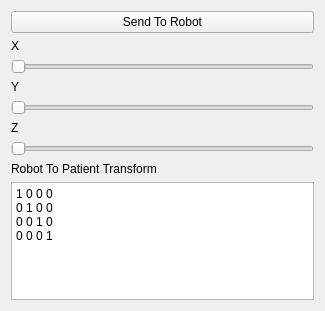
The window that Slicer_Extension/CIS2_Extension/load_robot/Resources/UI/load_robot.ui (TylerLehrfeld/robot_control_code) describes before a commit, drawn with Qt 5.
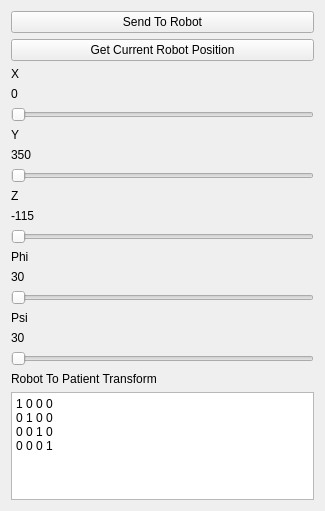
The same window after the commit. Custom widgets are drawn as their Qt base class.

Diff of the .ui file:
```diff
--- a/Slicer_Extension/CIS2_Extension/load_robot/Resources/UI/load_robot.ui
+++ b/Slicer_Extension/CIS2_Extension/load_robot/Resources/UI/load_robot.ui
@@ -7,7 +7,7 @@
     <x>0</x>
     <y>0</y>
     <width>325</width>
-    <height>311</height>
+    <height>511</height>
    </rect>
   </property>
   <layout class="QVBoxLayout" name="verticalLayout">
@@ -19,12 +19,26 @@
     </widget>
    </item>
    <item>
-    <widget class="QLabel" name="label">
+    <widget class="QPushButton" name="pushButton_2">
+     <property name="text">
+      <string>Get Current Robot Position</string>
+     </property>
+    </widget>
+   </item>
+   <item>
+    <widget class="QLabel" name="X">
      <property name="text">
       <string>X</string>
      </property>
     </widget>
    </item>
+   <item>
+    <widget class="QLabel" name="x_val">
+     <property name="text">
+      <string>0</string>
+     </property>
+    </widget>
+   </item>
    <item>
     <widget class="QSlider" name="X_Slider">
      <property name="orientation">
@@ -33,12 +47,19 @@
     </widget>
    </item>
    <item>
-    <widget class="QLabel" name="label_2">
+    <widget class="QLabel" name="Y">
      <property name="text">
       <string>Y</string>
      </property>
     </widget>
    </item>
+   <item>
+    <widget class="QLabel" name="y_val">
+     <property name="text">
+      <string>350</string>
+     </property>
+    </widget>
+   </item>
    <item>
     <widget class="QSlider" name="Y_Slider">
      <property name="orientation">
@@ -47,12 +68,19 @@
     </widget>
    </item>
    <item>
-    <widget class="QLabel" name="label_3">
+    <widget class="QLabel" name="Z">
      <property name="text">
       <string>Z</string>
      </property>
     </widget>
    </item>
+   <item>
+    <widget class="QLabel" name="z_val">
+     <property name="text">
+      <string>-115</string>
+     </property>
+    </widget>
+   </item>
    <item>
     <widget class="QSlider" name="Z_Slider">
      <property name="orientation">
@@ -60,9 +88,51 @@
      </property>
     </widget>
    </item>
+   <item>
+    <widget class="QLabel" name="label">
+     <property name="text">
+      <string>Phi</string>
+     </property>
+    </widget>
+   </item>
+   <item>
+    <widget class="QLabel" name="label_3">
+     <property name="text">
+      <string>30</string>
+     </property>
+    </widget>
+   </item>
+   <item>
+    <widget class="QSlider" name="horizontalSlider">
+     <property name="orientation">
+      <enum>Qt::Horizontal</enum>
+     </property>
+    </widget>
+   </item>
+   <item>
+    <widget class="QLabel" name="label_2">
+     <property name="text">
+      <string>Psi</string>
+     </property>
+    </widget>
+   </item>
    <item>
     <widget class="QLabel" name="label_4">
      <property name="text">
+      <string>30</string>
+     </property>
+    </widget>
+   </item>
+   <item>
+    <widget class="QSlider" name="horizontalSlider_2">
+     <property name="orientation">
+      <enum>Qt::Horizontal</enum>
+     </property>
+    </widget>
+   </item>
+   <item>
+    <widget class="QLabel" name="robot_to_pat">
+     <property name="text">
       <string>Robot To Patient Transform</string>
      </property>
     </widget>
@@ -73,11 +143,11 @@
       <string>&lt;!DOCTYPE HTML PUBLIC &quot;-//W3C//DTD HTML 4.0//EN&quot; &quot;http://www.w3.org/TR/REC-html40/strict.dtd&quot;&gt;
 &lt;html&gt;&lt;head&gt;&lt;meta name=&quot;qrichtext&quot; content=&quot;1&quot; /&gt;&lt;style type=&quot;text/css&quot;&gt;
 p, li { white-space: pre-wrap; }
-&lt;/style&gt;&lt;/head&gt;&lt;body style=&quot; font-family:'Sans Serif'; font-size:9pt; font-weight:400; font-style:normal;&quot;&gt;
-&lt;p style=&quot; margin-top:0px; margin-bottom:0px; margin-left:0px; margin-right:0px; -qt-block-indent:0; text-indent:0px;&quot;&gt;1 0 0 0&lt;/p&gt;
-&lt;p style=&quot; margin-top:0px; margin-bottom:0px; margin-left:0px; margin-right:0px; -qt-block-indent:0; text-indent:0px;&quot;&gt;0 1 0 0&lt;/p&gt;
-&lt;p style=&quot; margin-top:0px; margin-bottom:0px; margin-left:0px; margin-right:0px; -qt-block-indent:0; text-indent:0px;&quot;&gt;0 0 1 0&lt;/p&gt;
-&lt;p style=&quot; margin-top:0px; margin-bottom:0px; margin-left:0px; margin-right:0px; -qt-block-indent:0; text-indent:0px;&quot;&gt;0 0 0 1&lt;/p&gt;&lt;/body&gt;&lt;/html&gt;</string>
+&lt;/style&gt;&lt;/head&gt;&lt;body style=&quot; font-family:'MS Shell Dlg 2'; font-size:8pt; font-weight:400; font-style:normal;&quot;&gt;
+&lt;p style=&quot; margin-top:0px; margin-bottom:0px; margin-left:0px; margin-right:0px; -qt-block-indent:0; text-indent:0px;&quot;&gt;&lt;span style=&quot; font-family:'Sans Serif'; font-size:9pt;&quot;&gt;1 0 0 0&lt;/span&gt;&lt;/p&gt;
+&lt;p style=&quot; margin-top:0px; margin-bottom:0px; margin-left:0px; margin-right:0px; -qt-block-indent:0; text-indent:0px;&quot;&gt;&lt;span style=&quot; font-family:'Sans Serif'; font-size:9pt;&quot;&gt;0 1 0 0&lt;/span&gt;&lt;/p&gt;
+&lt;p style=&quot; margin-top:0px; margin-bottom:0px; margin-left:0px; margin-right:0px; -qt-block-indent:0; text-indent:0px;&quot;&gt;&lt;span style=&quot; font-family:'Sans Serif'; font-size:9pt;&quot;&gt;0 0 1 0&lt;/span&gt;&lt;/p&gt;
+&lt;p style=&quot; margin-top:0px; margin-bottom:0px; margin-left:0px; margin-right:0px; -qt-block-indent:0; text-indent:0px;&quot;&gt;&lt;span style=&quot; font-family:'Sans Serif'; font-size:9pt;&quot;&gt;0 0 0 1&lt;/span&gt;&lt;/p&gt;&lt;/body&gt;&lt;/html&gt;</string>
      </property>
     </widget>
    </item>
```
